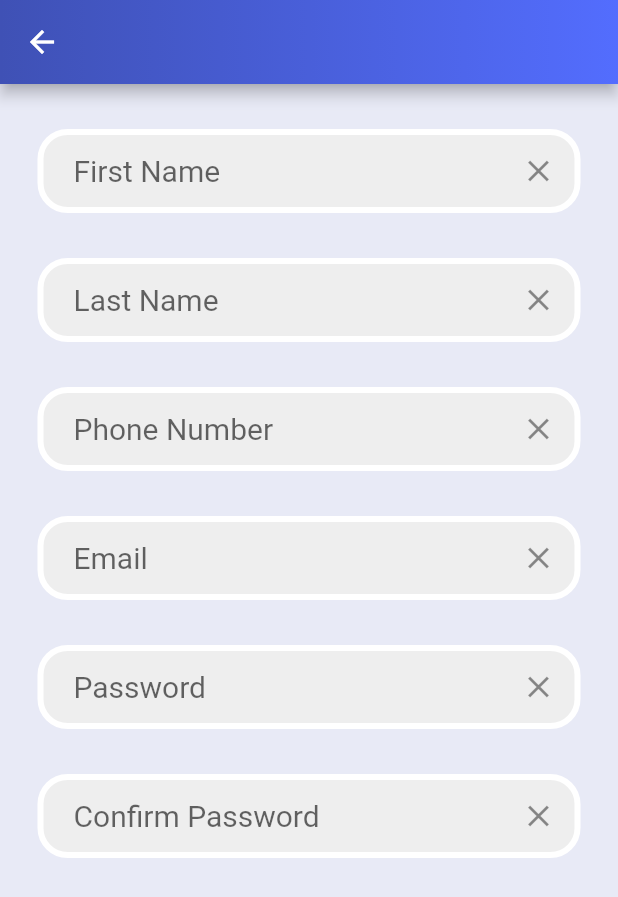
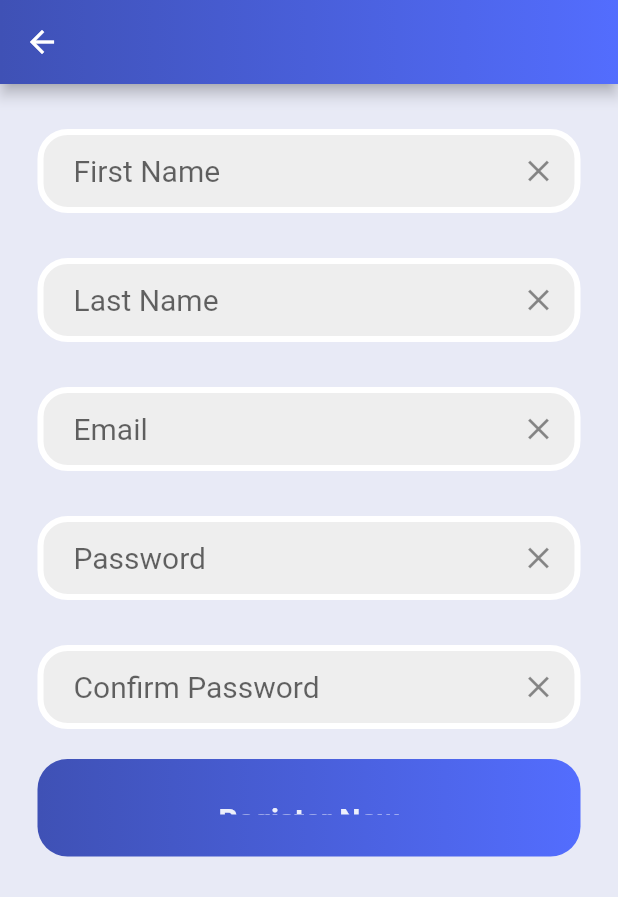
Before and after one commit to 2022PO3/Frontend, a Flutter app: the Register_Now screen opened by its route, on a phone screen of 412 x 824 dp. Shown: the top 897 px of the screen. Run offline on Flutter 3.47's test engine with Material 2 defaults, Android fonts, the phone set to English and light mode, and no system bars; our stand-ins replace shared_preferences, simple_gradient_text; accounts and stored records are empty.

Commit message:
Register

```diff
--- a/lib/pages/Register.dart
+++ b/lib/pages/Register.dart
@@ -12,7 +12,6 @@ class _Register_NowState extends State<Register_Now> {
   final _FirstNameR_textcontroller = TextEditingController();
   final _LastNameR_textcontroller = TextEditingController();
   final _EmailR_textcontroller = TextEditingController();
-  final _PhoneNumberR_textcontroller = TextEditingController();
   final _PasswordR_textcontroller = TextEditingController();
   final _ConfirmPasswordR_textcontroller = TextEditingController();
 
@@ -96,38 +95,7 @@ class _Register_NowState extends State<Register_Now> {
               ),
             ),
           ),
-          SizedBox(
-            height: 30,
-          ),
-          Padding(
-            padding: const EdgeInsets.symmetric(horizontal: 25.0),
-            child: Container(
-              decoration: BoxDecoration(
-                color: Colors.grey[200],
-                border: Border.all(color: Colors.white,width: 4),
-                borderRadius:  BorderRadius.circular(20),
-              ),
-              child: Padding(
-                padding: const EdgeInsets.only(left: 20.0),
-                child: TextField(
-                  decoration: InputDecoration(
-                      border: InputBorder.none,
-                      hintText: 'Phone Number',
-                      hintStyle: TextStyle(
-                          fontSize: 20
-                      ),
-                      suffixIcon: IconButton(
-                          onPressed: () {
-                            _PhoneNumberR_textcontroller.clear();
-                          },
-                          icon: const Icon(Icons.clear)
-                      )
-                  ),
-                  controller: _PhoneNumberR_textcontroller,
-                ),
-              ),
-            ),
-          ),
+
           SizedBox(
             height: 30,
           ),
@@ -224,6 +192,37 @@ class _Register_NowState extends State<Register_Now> {
               ),
             ),
           ),
+          SizedBox(
+            height: 20,
+          ),
+          Padding(
+            padding: const EdgeInsets.symmetric(horizontal: 25.0),
+            child: Container(
+              height: 65,
+              padding: EdgeInsets.all(20),
+              decoration: BoxDecoration(
+                  gradient: LinearGradient(
+                    colors: [(Colors.indigo), (Colors.indigoAccent)],
+                    begin: Alignment.centerLeft,
+                    end: Alignment.centerRight,
+                  ),
+                  borderRadius: BorderRadius.circular(20)),
+              child: TextButton(
+                style: TextButton.styleFrom(minimumSize: Size(500, 200)),
+                child: Text(
+                  "Register Now",
+                  style: TextStyle(
+                    color: Colors.white.withOpacity(0.9),
+                    fontSize: 20,
+                    fontWeight: FontWeight.bold,
+                  ),
+                ),
+                onPressed: () async {
+                  },
+              ),
+            ),
+          ),
+
         ],
       )
     );
```
